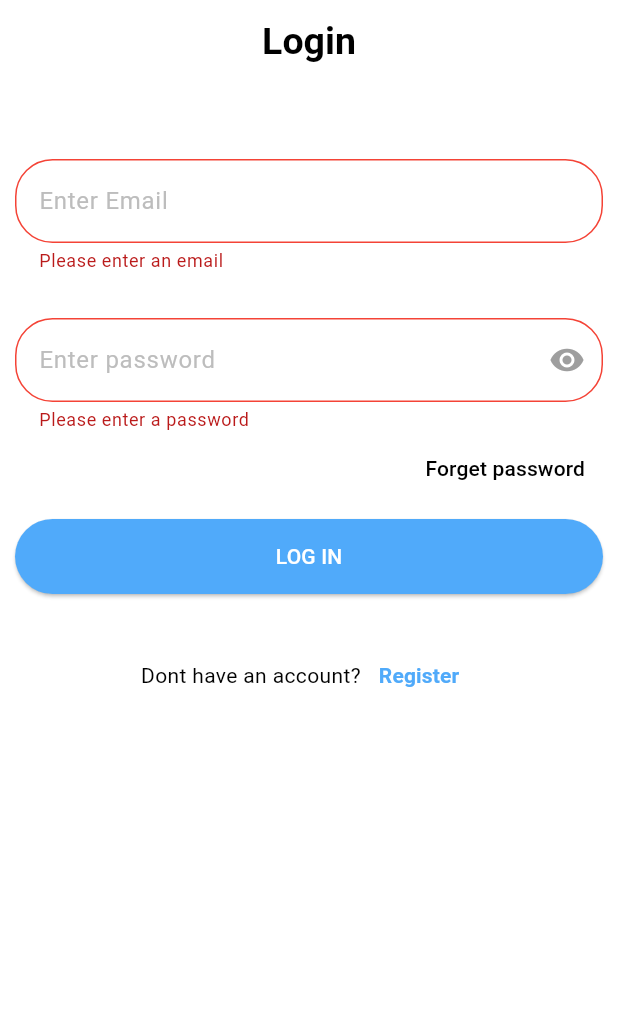
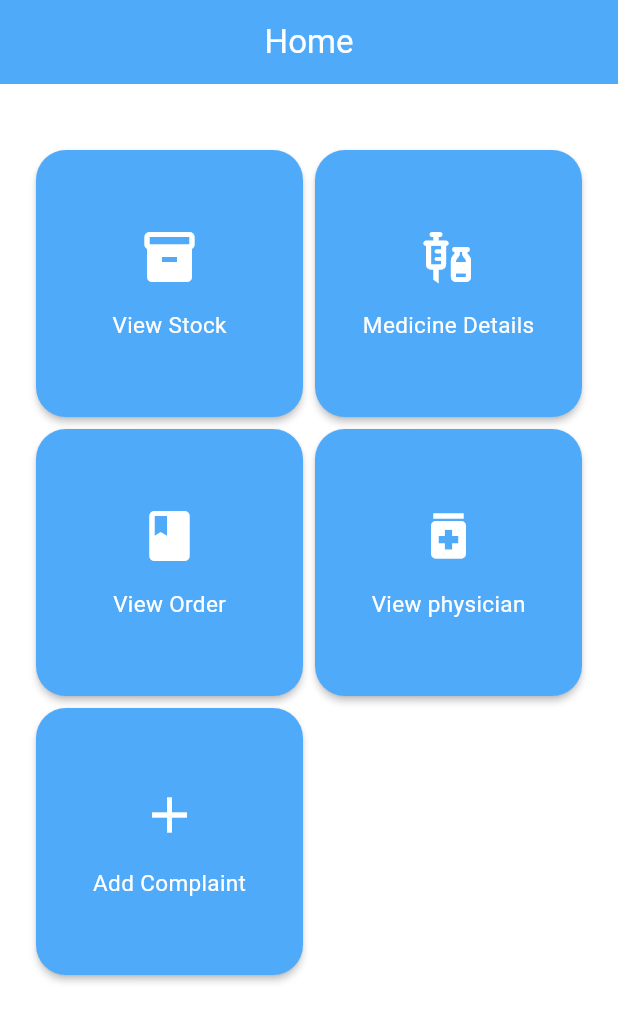
Before and after one commit to irfanMaitexa/vadakara_mca_medicine_research, a Flutter app: the screen it shows after launch, after a tap on "LOG IN", on a phone screen of 412 x 824 dp. Shown: the top 1022 px of the screen. Run offline on Flutter 3.47's test engine with Material 3 defaults, Android fonts, the phone set to English and light mode, and no system bars; network calls fail.

Commit message:
view medicine screen user module

```diff
--- a/lib/main.dart
+++ b/lib/main.dart
@@ -14,7 +14,7 @@ class MyApp extends StatelessWidget {
     return MaterialApp(
       title: 'Flutter Demo',
       theme: ThemeData(
-        colorScheme: ColorScheme.fromSeed(seedColor: Colors.deepPurple),
+        colorScheme: ColorScheme.fromSeed(seedColor: Colors.grey.shade100),
         useMaterial3: true,
         scaffoldBackgroundColor: Colors.white
       ),
--- a/lib/modules/auth/login.dart
+++ b/lib/modules/auth/login.dart
@@ -1,5 +1,6 @@
 import 'package:flutter/material.dart';
 import 'package:medicine_research/modules/auth/user_registrattion_screen.dart';
+import 'package:medicine_research/modules/user/user_root_screen.dart';
 import 'package:medicine_research/utils/constants.dart';
 import 'package:medicine_research/utils/validator.dart';
 import 'package:medicine_research/widgets/custom_button.dart';
@@ -136,13 +137,15 @@ class _LoginScreenState extends State<LoginScreen> {
   }
 
   void _loginHandler() {
-    setState(() {
-      emailError = validateEmail(_emailController.text);
-      passwordError = validatePassword(_passwordController.text);
-      if (emailError == null && passwordError == null) {
-      } else {
-        setState(() {});
-      }
-    });
+    // setState(() {
+    //   emailError = validateEmail(_emailController.text);
+    //   passwordError = validatePassword(_passwordController.text);
+    //   if (emailError == null && passwordError == null) {
+    //   } else {
+    //     setState(() {});
+    //   }
+    // });
+
+    Navigator.pushAndRemoveUntil(context, MaterialPageRoute(builder: (context) => const UserRootScreen()), (route) => false);
   }
 }
--- /dev/null
+++ b/lib/modules/user/user_root_screen.dart
@@ -0,0 +1,72 @@
+import 'package:flutter/material.dart';
+import 'package:medicine_research/modules/user/user_view_stock_screen.dart';
+import 'package:medicine_research/modules/user/widgets/card_widget.dart';
+import 'package:medicine_research/utils/constants.dart';
+
+
+class UserRootScreen extends StatefulWidget {
+  const UserRootScreen({super.key});
+
+  @override
+  State<UserRootScreen> createState() => _UserRootScreenState();
+}
+
+class _UserRootScreenState extends State<UserRootScreen> {
+  @override
+  Widget build(BuildContext context) {
+    return Scaffold(
+      appBar: AppBar(
+        title: const Text(
+          'Home',
+          style: TextStyle(color: Colors.white),
+        ),
+        centerTitle: true,
+        backgroundColor: KButtonColor,
+        iconTheme: const IconThemeData(color: Colors.white),
+      ),
+      body: Container(
+        padding: const EdgeInsets.fromLTRB(20, 40, 20, 0),
+        child: GridView.count(crossAxisCount: 2, children: [
+          CardWidget(
+            iconData: Icons.inventory,
+            title: 'View Stock',
+            onTap: () {
+
+              Navigator.push(context, MaterialPageRoute(builder: (context) =>const UserViewStockSceeen(),));
+
+            },
+          ),
+          CardWidget(
+            iconData: Icons.vaccines,
+            title: 'Medicine Details',
+            onTap: () {
+
+            },
+          ),
+          CardWidget(
+            iconData: Icons.book,
+            title: 'View Order',
+            onTap: () {
+
+            },
+          ),
+          CardWidget(
+            iconData: Icons.medication,
+            title: 'View physician',
+            onTap: () {
+
+            },
+          ),
+          CardWidget(
+            iconData: Icons.add,
+            title: 'Add Complaint',
+            onTap: () {
+
+            },
+          ),
+
+        ]),
+      ),
+    );
+  }
+}
--- /dev/null
+++ b/lib/modules/user/widgets/card_widget.dart
@@ -0,0 +1,48 @@
+import 'package:flutter/material.dart';
+import 'package:medicine_research/utils/constants.dart';
+
+class CardWidget extends StatelessWidget {
+  final IconData iconData;
+  final String title;
+  final VoidCallback onTap;
+
+   const CardWidget({super.key, required this.iconData, required this.title, required this.onTap});
+
+  @override
+  Widget build(BuildContext context) {
+    return GestureDetector(
+      onTap:  onTap,
+      child: Card(
+
+        elevation: 2.0,
+        color:  KButtonColor,
+        shape: RoundedRectangleBorder(
+
+          borderRadius: BorderRadius.circular(20.0),
+        ),
+        child: Padding(
+          padding: const EdgeInsets.all(16.0),
+          child: Column(
+            mainAxisAlignment: MainAxisAlignment.center,
+            children: [
+              Icon(
+                iconData,
+                size: 40.0,
+                color: Colors.white,
+              ),
+              const  SizedBox(height: 15.0),
+              Text(
+                title,
+                style:  const TextStyle(
+                  fontSize: 15.0,
+                  fontWeight: FontWeight.w400,
+                  color: Colors.white
+                  ),
+              ),
+            ],
+          ),
+        ),
+      ),
+    );
+  }
+}
```
Also changed, not shown: lib/modules/user/user_view_stock_screen.dart (added, +106 -0 lines), flutter_01.png (added), flutter_02.png (added), flutter_03.png (added).
